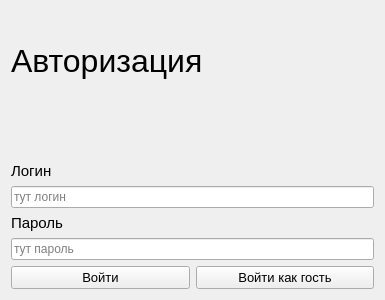
Qt form ui/auth.ui (Leevandr/demo_final) before a commit.
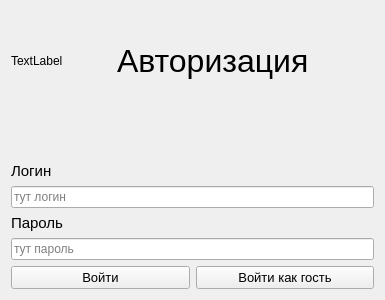
The same form after that commit.

Diff of the .ui file:
```diff
--- a/ui/auth.ui
+++ b/ui/auth.ui
@@ -19,6 +19,25 @@
      <item>
       <layout class="QHBoxLayout" name="horizontalLayout_2">
        <item>
+        <widget class="QLabel" name="label_for_logo">
+         <property name="minimumSize">
+          <size>
+           <width>100</width>
+           <height>0</height>
+          </size>
+         </property>
+         <property name="maximumSize">
+          <size>
+           <width>100</width>
+           <height>16777215</height>
+          </size>
+         </property>
+         <property name="text">
+          <string>TextLabel</string>
+         </property>
+        </widget>
+       </item>
+       <item alignment="Qt::AlignVCenter">
         <widget class="QLabel" name="label_3">
          <property name="minimumSize">
           <size>
@@ -40,6 +59,9 @@
      </item>
      <item>
       <spacer name="verticalSpacer">
+       <property name="orientation">
+        <enum>Qt::Vertical</enum>
+       </property>
        <property name="sizeHint" stdset="0">
         <size>
          <width>20</width>
```
